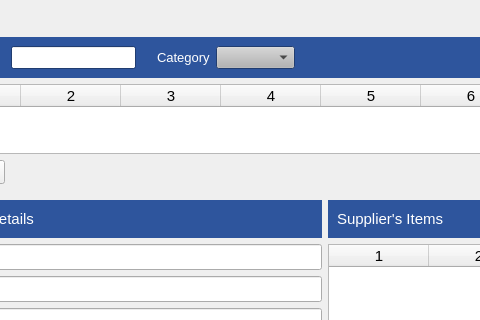
This is estorecpp/managesupplierswidget.ui in Watti/estorecpp as Qt 5 draws it before an edit; both pictures show x 91 to 571 and y 0 to 320 of the 835 by 548 pixel window. The edited form follows.
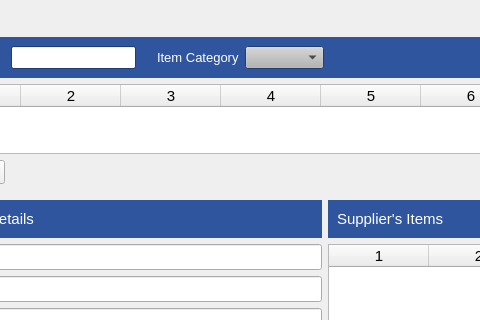
This is the edited form.

What changed in the file:
```diff
--- a/estorecpp/managesupplierswidget.ui
+++ b/estorecpp/managesupplierswidget.ui
@@ -594,7 +594,7 @@
             </palette>
            </property>
            <property name="text">
-            <string>Category</string>
+            <string>Item Category</string>
            </property>
           </widget>
          </item>
```
